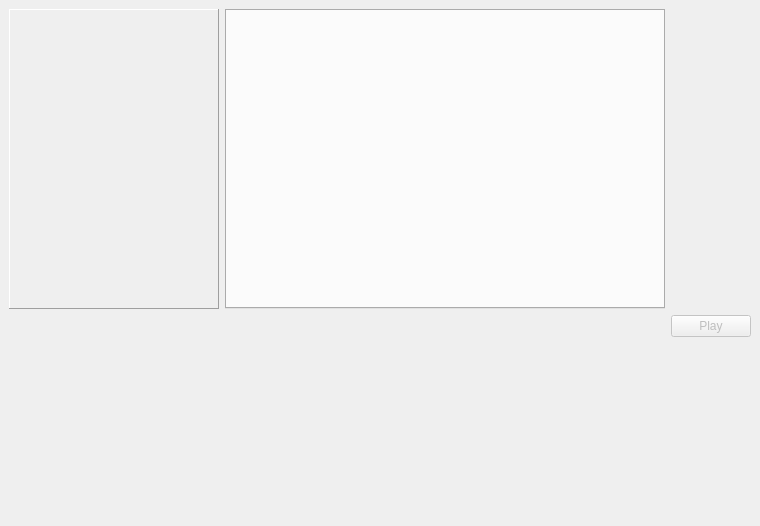
Above: src/anunnaki/resources/media.ui from hasanpasha/anunnaki before the change. Below: the same form after it.
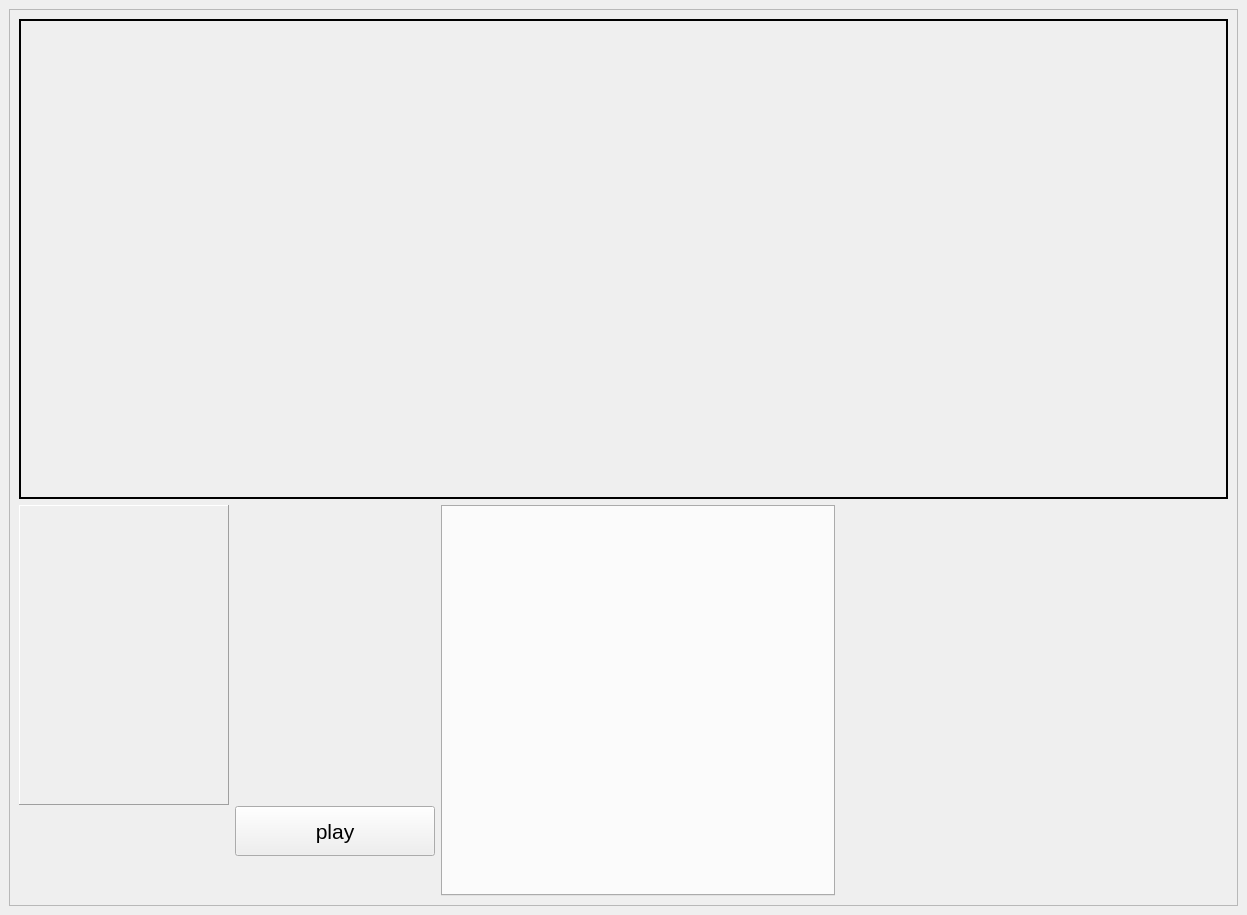
That is the form after the change.

Commit message: redesign media_view ui

The edit to the form file:
```diff
--- a/src/anunnaki/resources/media.ui
+++ b/src/anunnaki/resources/media.ui
@@ -6,8 +6,8 @@
    <rect>
     <x>0</x>
     <y>0</y>
-    <width>760</width>
-    <height>526</height>
+    <width>1247</width>
+    <height>915</height>
    </rect>
   </property>
   <property name="windowTitle">
@@ -37,8 +37,46 @@
      <widget class="QWidget" name="media_main">
       <layout class="QGridLayout" name="gridLayout_2">
        <item row="0" column="0">
-        <layout class="QGridLayout" name="media_main_layout">
-         <item row="0" column="0">
+        <widget class="QScrollArea" name="scrollArea">
+         <property name="widgetResizable">
+          <bool>true</bool>
+         </property>
+         <widget class="QWidget" name="scrollAreaWidgetContents_3">
+          <property name="geometry">
+           <rect>
+            <x>0</x>
+            <y>0</y>
+            <width>1227</width>
+            <height>895</height>
+           </rect>
+          </property>
+          <layout class="QVBoxLayout" name="verticalLayout_9">
+           <item>
+            <widget class="QStackedWidget" name="player_stack">
+             <property name="sizePolicy">
+              <sizepolicy hsizetype="Expanding" vsizetype="Expanding">
+               <horstretch>0</horstretch>
+               <verstretch>0</verstretch>
+              </sizepolicy>
+             </property>
+             <property name="minimumSize">
+              <size>
+               <width>640</width>
+               <height>480</height>
+              </size>
+             </property>
+             <property name="frameShape">
+              <enum>QFrame::WinPanel</enum>
+             </property>
+            </widget>
+           </item>
+           <item>
+            <layout class="QVBoxLayout" name="verticalLayout_10">
+             <item>
+              <layout class="QHBoxLayout" name="horizontalLayout_2">
+               <item>
+                <layout class="QVBoxLayout" name="verticalLayout">
+                 <item>
           <widget class="QLabel" name="poster">
            <property name="sizePolicy">
             <sizepolicy hsizetype="Fixed" vsizetype="Fixed">
@@ -69,14 +107,117 @@
            </property>
           </widget>
          </item>
-         <item row="0" column="1">
-          <widget class="QTabWidget" name="seasons_tabs"/>
-         </item>
-         <item row="5" column="0">
+                 <item>
+                  <spacer name="verticalSpacer_2">
+                   <property name="orientation">
+                    <enum>Qt::Vertical</enum>
+                   </property>
+                   <property name="sizeHint" stdset="0">
+                    <size>
+                     <width>20</width>
+                     <height>40</height>
+                    </size>
+                   </property>
+                  </spacer>
+                 </item>
+                </layout>
+               </item>
+               <item>
+                <layout class="QVBoxLayout" name="verticalLayout_11">
+                 <item>
+                  <widget class="QLabel" name="title_lbl">
+                   <property name="font">
+                    <font>
+                     <pointsize>18</pointsize>
+                    </font>
+                   </property>
+                   <property name="text">
+                    <string/>
+                   </property>
+                   <property name="alignment">
+                    <set>Qt::AlignCenter</set>
+                   </property>
+                   <property name="wordWrap">
+                    <bool>true</bool>
+                   </property>
+                   <property name="textInteractionFlags">
+                    <set>Qt::LinksAccessibleByMouse|Qt::TextSelectableByMouse</set>
+                   </property>
+                  </widget>
+                 </item>
+                 <item>
+                  <widget class="QLabel" name="story_lbl">
+                   <property name="text">
+                    <string/>
+                   </property>
+                   <property name="wordWrap">
+                    <bool>true</bool>
+                   </property>
+                   <property name="textInteractionFlags">
+                    <set>Qt::TextBrowserInteraction</set>
+                   </property>
+                  </widget>
+                 </item>
+                 <item>
+                  <widget class="QLabel" name="tags_lbl">
+                   <property name="text">
+                    <string/>
+                   </property>
+                  </widget>
+                 </item>
+                 <item>
+                  <widget class="QPushButton" name="play_btn">
+                   <property name="enabled">
+                    <bool>true</bool>
+                   </property>
+                   <property name="sizePolicy">
+                    <sizepolicy hsizetype="Fixed" vsizetype="Fixed">
+                     <horstretch>0</horstretch>
+                     <verstretch>0</verstretch>
+                    </sizepolicy>
+                   </property>
+                   <property name="minimumSize">
+                    <size>
+                     <width>200</width>
+                     <height>50</height>
+                    </size>
+                   </property>
+                   <property name="maximumSize">
+                    <size>
+                     <width>200</width>
+                     <height>50</height>
+                    </size>
+                   </property>
+                   <property name="font">
+                    <font>
+                     <pointsize>16</pointsize>
+                    </font>
+                   </property>
+                   <property name="text">
+                    <string>play</string>
+                   </property>
+                   <property name="shortcut">
+                    <string>Ctrl+S</string>
+                   </property>
+                   <property name="autoDefault">
+                    <bool>true</bool>
+                   </property>
+                   <property name="default">
+                    <bool>false</bool>
+                   </property>
+                   <property name="flat">
+                    <bool>false</bool>
+                   </property>
+                  </widget>
+                 </item>
+                 <item>
           <spacer name="verticalSpacer">
            <property name="orientation">
             <enum>Qt::Vertical</enum>
            </property>
+                   <property name="sizeType">
+                    <enum>QSizePolicy::Preferred</enum>
+                   </property>
            <property name="sizeHint" stdset="0">
             <size>
              <width>20</width>
@@ -85,8 +226,13 @@
            </property>
           </spacer>
          </item>
-         <item row="4" column="1">
-          <spacer name="horizontalSpacer">
+                </layout>
+               </item>
+               <item>
+                <widget class="QTabWidget" name="seasons_tabs"/>
+               </item>
+               <item>
+                <spacer name="horizontalSpacer_6">
            <property name="orientation">
             <enum>Qt::Horizontal</enum>
            </property>
@@ -98,44 +244,14 @@
            </property>
           </spacer>
          </item>
-         <item row="4" column="0">
-          <layout class="QFormLayout" name="info_layout"/>
-         </item>
-         <item row="4" column="2">
-          <layout class="QHBoxLayout" name="horizontalLayout">
-           <item>
-            <widget class="QPushButton" name="play_btn">
-             <property name="enabled">
-              <bool>false</bool>
-             </property>
-             <property name="text">
-              <string>Play</string>
-             </property>
-            </widget>
-           </item>
           </layout>
          </item>
         </layout>
        </item>
       </layout>
      </widget>
-     <widget class="QWidget" name="media_player">
-      <layout class="QVBoxLayout" name="verticalLayout_3">
-       <property name="spacing">
-        <number>0</number>
-       </property>
-       <property name="leftMargin">
-        <number>0</number>
-       </property>
-       <property name="topMargin">
-        <number>0</number>
-       </property>
-       <property name="rightMargin">
-        <number>0</number>
-       </property>
-       <property name="bottomMargin">
-        <number>0</number>
-       </property>
+        </widget>
+       </item>
       </layout>
      </widget>
     </widget>
```
Lines whose indentation alone changed are shown as unchanged. The commit also changes 2 other files.
